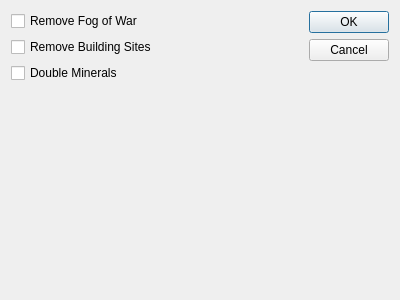
Before: the Qt Designer form SaveDialog.ui in mikh-abc/ff-game-map, drawn with Qt 5.
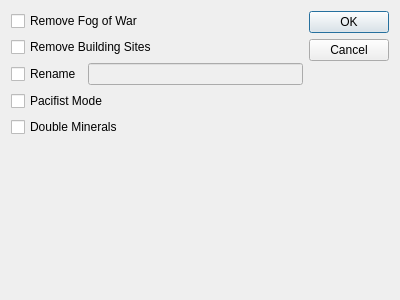
After: the same form once the commit is applied.

Commit message: 3.2.0 Fix typo in Fodder Add save options to change name and picifist mode Change Battering Ram icon

Diff of the .ui file:
```diff
--- a/SaveDialog.ui
+++ b/SaveDialog.ui
@@ -30,6 +30,34 @@
        </property>
       </widget>
      </item>
+     <item>
+      <layout class="QHBoxLayout" name="horizontalLayoutRename">
+       <item>
+        <widget class="QCheckBox" name="checkBoxRename">
+         <property name="text">
+          <string>Rename</string>
+         </property>
+        </widget>
+       </item>
+       <item>
+        <widget class="QLineEdit" name="lineEditRename">
+         <property name="enabled">
+          <bool>false</bool>
+         </property>
+        </widget>
+       </item>
+      </layout>
+     </item>
+     <item>
+      <widget class="QCheckBox" name="checkBoxPacifist">
+       <property name="text">
+        <string>Pacifist Mode</string>
+       </property>
+       <property name="tristate">
+        <bool>true</bool>
+       </property>
+      </widget>
+     </item>
      <item>
       <widget class="QCheckBox" name="checkBoxDoubleMinerals">
        <property name="text">
@@ -53,7 +81,7 @@
         <enum>Qt::Vertical</enum>
        </property>
        <property name="sizeType">
-        <enum>QSizePolicy::Preferred</enum>
+        <enum>QSizePolicy::Expanding</enum>
        </property>
        <property name="sizeHint" stdset="0">
         <size>
```
Left out of the diff: 16 changed lines with no effect on the pictures. The commit also changes 9 other files.
